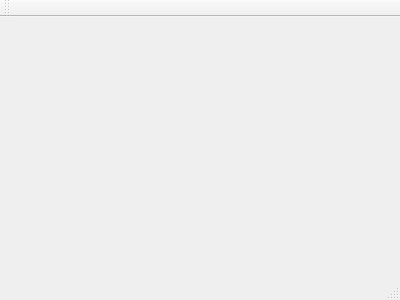
Qt form mainwindow.ui (ShadyAbuKalam/MED-Task-Client) before a commit.
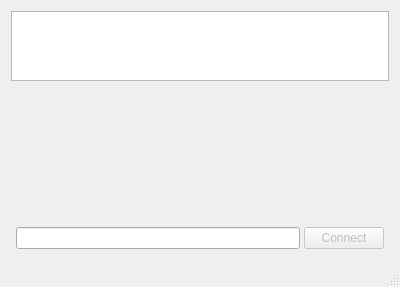
The same form after that commit.

Commit message: Added A way to connect  to Server

Patch:
```diff
--- a/mainwindow.ui
+++ b/mainwindow.ui
@@ -1,24 +1,119 @@
 <ui version="4.0">
  <class>MainWindow</class>
- <widget class="QMainWindow" name="MainWindow" >
-  <property name="geometry" >
+ <widget class="QMainWindow" name="MainWindow">
+  <property name="geometry">
    <rect>
     <x>0</x>
     <y>0</y>
     <width>400</width>
-    <height>300</height>
+    <height>287</height>
    </rect>
   </property>
   <property name="windowTitle" >
    <string>MainWindow</string>
   </property>
-  <widget class="QMenuBar" name="menuBar" />
-  <widget class="QToolBar" name="mainToolBar" />
-  <widget class="QWidget" name="centralWidget" />
-  <widget class="QStatusBar" name="statusBar" />
+  <widget class="QWidget" name="centralWidget">
+   <property name="sizePolicy">
+    <sizepolicy hsizetype="Maximum" vsizetype="Maximum">
+     <horstretch>0</horstretch>
+     <verstretch>1</verstretch>
+    </sizepolicy>
+   </property>
+   <property name="minimumSize">
+    <size>
+     <width>400</width>
+     <height>250</height>
+    </size>
+   </property>
+   <property name="maximumSize">
+    <size>
+     <width>1000000</width>
+     <height>1000000</height>
+    </size>
+   </property>
+   <layout class="QGridLayout" name="gridLayout">
+    <item row="0" column="0">
+     <layout class="QVBoxLayout" name="verticalLayout">
+      <property name="spacing">
+       <number>1</number>
+      </property>
+      <item>
+       <layout class="QHBoxLayout" name="horizontalLayout"/>
+      </item>
+      <item>
+       <widget class="QTableView" name="tableView"/>
+      </item>
+      <item>
+       <spacer name="verticalSpacer">
+        <property name="orientation">
+         <enum>Qt::Vertical</enum>
+        </property>
+        <property name="sizeType">
+         <enum>QSizePolicy::Maximum</enum>
+        </property>
+        <property name="sizeHint" stdset="0">
+         <size>
+          <width>10</width>
+          <height>100000</height>
+         </size>
+        </property>
+       </spacer>
+      </item>
+      <item>
+       <layout class="QHBoxLayout" name="horizontalLayout_2" stretch="0,4">
+        <property name="spacing">
+         <number>4</number>
+        </property>
+        <property name="sizeConstraint">
+         <enum>QLayout::SetDefaultConstraint</enum>
+        </property>
+        <property name="leftMargin">
+         <number>5</number>
+        </property>
+        <property name="topMargin">
+         <number>5</number>
+        </property>
+        <property name="rightMargin">
+         <number>5</number>
+        </property>
+        <property name="bottomMargin">
+         <number>5</number>
+        </property>
+        <item alignment="Qt::AlignVCenter">
+         <widget class="QLineEdit" name="portLineEdit">
+          <property name="sizePolicy">
+           <sizepolicy hsizetype="Expanding" vsizetype="Fixed">
+            <horstretch>100</horstretch>
+            <verstretch>0</verstretch>
+           </sizepolicy>
+          </property>
+         </widget>
+        </item>
+        <item>
+         <widget class="QPushButton" name="connectButton">
+          <property name="enabled">
+           <bool>false</bool>
+          </property>
+          <property name="sizePolicy">
+           <sizepolicy hsizetype="Minimum" vsizetype="Fixed">
+            <horstretch>1</horstretch>
+            <verstretch>0</verstretch>
+           </sizepolicy>
+          </property>
+          <property name="text">
+           <string>Connect</string>
+          </property>
+         </widget>
+        </item>
+       </layout>
+      </item>
+     </layout>
+    </item>
+   </layout>
+  </widget>
+  <widget class="QStatusBar" name="statusBar"/>
  </widget>
- <layoutDefault spacing="6" margin="11" />
- <pixmapfunction></pixmapfunction>
+ <layoutdefault spacing="6" margin="11"/>
  <resources/>
  <connections/>
 </ui>
```
Left out of the diff: 3 changed lines with no effect on the pictures. The commit also changes 3 other files.
